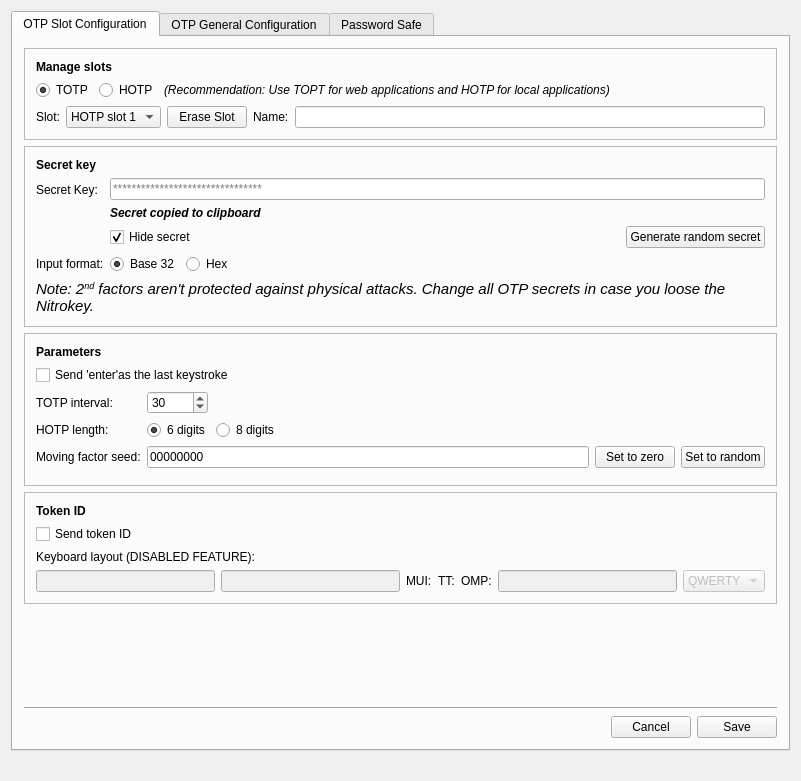
Nitrokey/nitrokey-app, file ui/mainwindow.ui: the form before one commit.
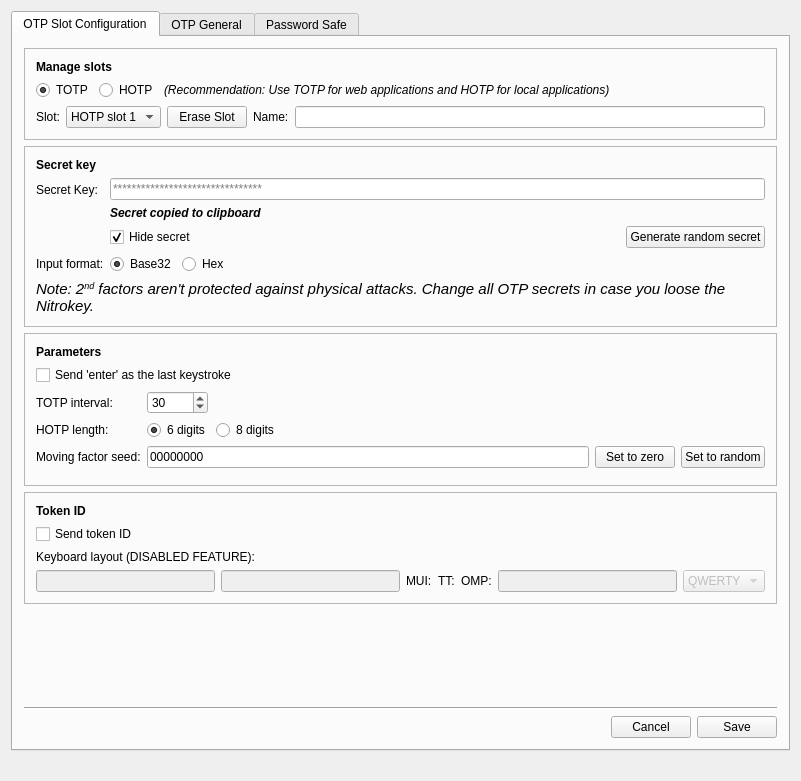
The form after the commit. The open tabs and pages were chosen to show the change. Icons and pictures are not drawn.

```diff
--- a/ui/mainwindow.ui
+++ b/ui/mainwindow.ui
@@ -121,7 +121,7 @@
                 </font>
                </property>
                <property name="text">
-                <string>(Recommendation: Use TOPT for web applications and HOTP for local applications)</string>
+                <string>(Recommendation: Use TOTP for web applications and HOTP for local applications)</string>
                </property>
               </widget>
              </item>
@@ -351,7 +351,7 @@
                   <string>&lt;html&gt;&lt;head/&gt;&lt;body&gt;&lt;p&gt;Example: &amp;quot;ZR3M5I...&amp;quot;&lt;/p&gt;&lt;/body&gt;&lt;/html&gt;</string>
                  </property>
                  <property name="text">
-                  <string>Base 32</string>
+                  <string>Base32</string>
                  </property>
                  <property name="checkable">
                   <bool>true</bool>
@@ -438,7 +438,7 @@
            <item>
             <widget class="QCheckBox" name="enterCheckBox">
              <property name="text">
-              <string>Send 'enter'as the last keystroke</string>
+              <string>Send 'enter' as the last keystroke</string>
              </property>
             </widget>
            </item>
@@ -790,7 +790,7 @@
          <normaloff>:/images/settings.png</normaloff>:/images/settings.png</iconset>
        </attribute>
        <attribute name="title">
-        <string>OTP General Configuration</string>
+        <string>OTP General</string>
        </attribute>
        <layout class="QVBoxLayout" name="verticalLayout_14">
         <item>
```
